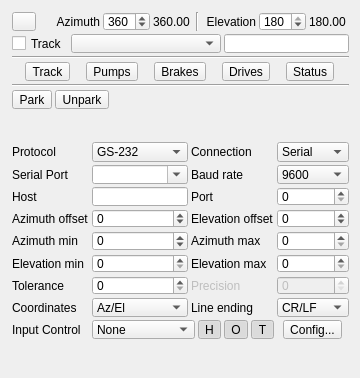
First picture: the form in plugins/feature/gs232controller/gs232controllergui.ui, repository srcejon/sdrangel, before the edit.
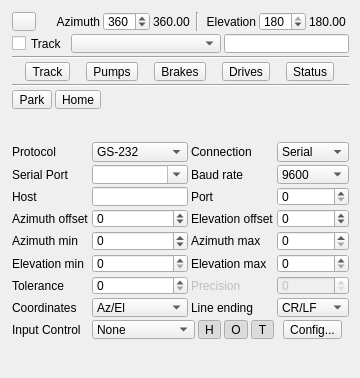
Second picture: the form after the edit. Icons and pictures are not drawn. Custom widgets are drawn as their Qt base class.

Commit message: Add Alpaca telescope home support

Diff of the .ui file:
```diff
--- a/plugins/feature/gs232controller/gs232controllergui.ui
+++ b/plugins/feature/gs232controller/gs232controllergui.ui
@@ -318,12 +318,12 @@
        </widget>
       </item>
       <item>
-       <widget class="QToolButton" name="alpacaUnpark">
+       <widget class="ButtonSwitch" name="alpacaHome">
         <property name="toolTip">
          <string>Unpark the Alpaca telescope mount</string>
         </property>
         <property name="text">
-         <string>Unpark</string>
+         <string>Home</string>
         </property>
        </widget>
       </item>
```
Left out of the diff: 8 changed lines with no effect on the pictures. The commit also changes 10 other files.
